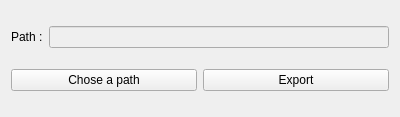
Above: Projet/View/jsonform.ui from KieceDonc/L3_CDAA before the change. Below: the same form after it.
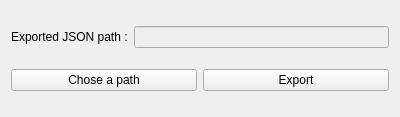
That is the form after the change.

```diff
--- a/Projet/View/jsonform.ui
+++ b/Projet/View/jsonform.ui
@@ -37,7 +37,7 @@
      <item row="0" column="0">
       <widget class="QLabel" name="labelPath">
        <property name="text">
-        <string>Path :</string>
+        <string>Exported JSON path :</string>
        </property>
       </widget>
      </item>
```
Left out of the diff: 2 changed lines with no effect on the pictures.
